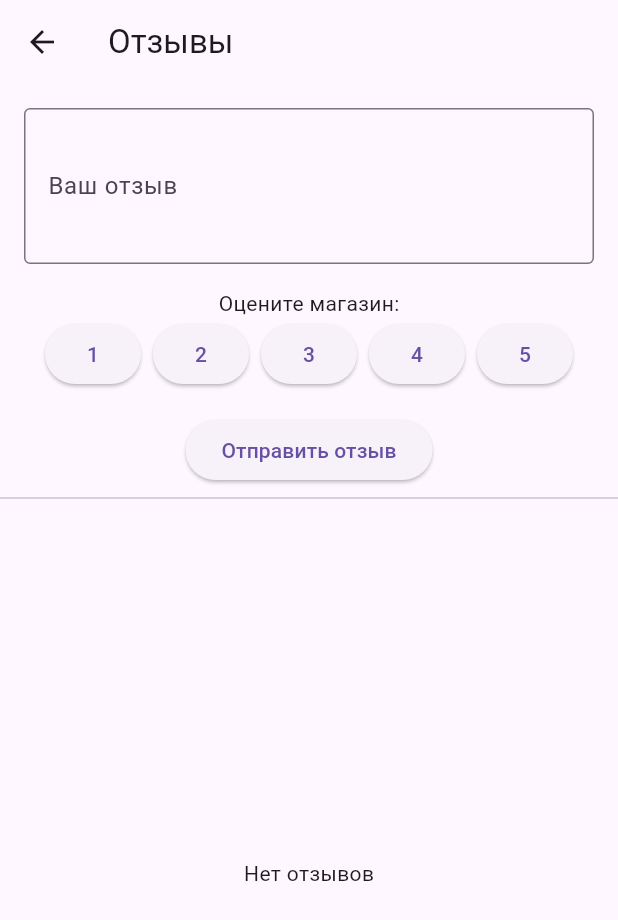
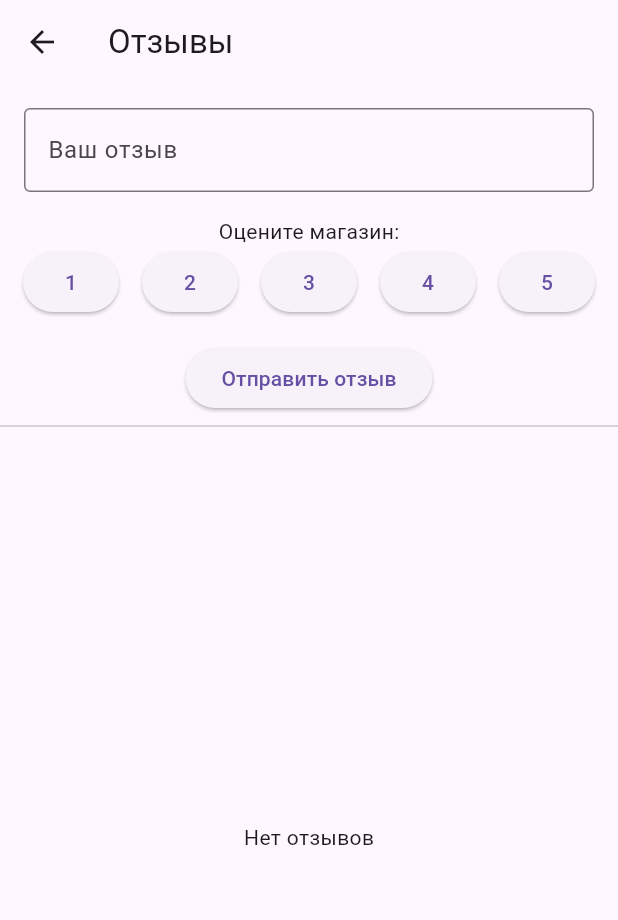
Before and after one commit to CentyGG/my_shop_flutter, a Flutter app: the ReviewScreen screen opened directly, on a phone screen of 412 x 824 dp. Shown: the top 920 px of the screen. Run offline on Flutter 3.47's test engine with Material 3 defaults, Android fonts, the phone set to English and light mode, and no system bars.

Commit message:
Реализация файла добавления отзывов

```diff
--- a/lib/features/reviews/screens/reviews_screen.dart
+++ b/lib/features/reviews/screens/reviews_screen.dart
@@ -41,18 +41,12 @@ class _ReviewScreenState extends State<ReviewScreen> {
         title: const Text('Отзывы'),
         leading: IconButton(
           icon: const Icon(Icons.arrow_back),
-          onPressed: () => Navigator.pop(context),
-        ),
-      ),
+          onPressed: () => Navigator.pop(context),),),
       body: Column(
         children: [
-          // Поле ввода отзыва
           Padding(
-            padding: const EdgeInsets.all(16.0),
-            child: TextField(
-              maxLines: 3,
-              decoration: const InputDecoration(
-                labelText: 'Ваш отзыв',
+            padding: const EdgeInsets.all(16.0), child: TextField(
+            decoration: const InputDecoration(labelText: 'Ваш отзыв',
                 border: OutlineInputBorder(),
               ),
               onChanged: (value) {
@@ -60,41 +54,78 @@ class _ReviewScreenState extends State<ReviewScreen> {
               },
             ),
           ),
-
           const Padding(
             padding: EdgeInsets.symmetric(horizontal: 16.0),
             child: Text('Оцените магазин:'),
           ),
-          Wrap(
-            spacing: 8,
-            runSpacing: 8,
-            children: List.generate(5, (i) {
-              final rating = i + 1;
-              return ElevatedButton(
+          //Здесь 5 кнопок для отзывов
+          Row(
+            mainAxisAlignment: MainAxisAlignment.spaceEvenly,
+            children: [
+              ElevatedButton(
                 style: ElevatedButton.styleFrom(
-                  backgroundColor: _selectedRating == rating ? Colors.blue : null,
+                  backgroundColor: _selectedRating == 1 ? Colors.blue : null,
                 ),
                 onPressed: () {
                   setState(() {
-                    _selectedRating = rating;
+                    _selectedRating = 1;
                   });
                 },
-                child: Text('$rating'),
-              );
-            }),
+                child: const Text('1'),
+              ),
+              ElevatedButton(
+                style: ElevatedButton.styleFrom(
+                  backgroundColor: _selectedRating == 2 ? Colors.blue : null,
+                ),
+                onPressed: () {
+                  setState(() {
+                    _selectedRating = 2;
+                  });
+                },
+                child: const Text('2'),
+              ),
+              ElevatedButton(
+                style: ElevatedButton.styleFrom(
+                  backgroundColor: _selectedRating == 3 ? Colors.blue : null,
+                ),
+                onPressed: () {
+                  setState(() {
+                    _selectedRating = 3;
+                  });
+                },
+                child: const Text('3'),
+              ),
+              ElevatedButton(
+                style: ElevatedButton.styleFrom(
+                  backgroundColor: _selectedRating == 4 ? Colors.blue : null,
+                ),
+                onPressed: () {
+                  setState(() {
+                    _selectedRating = 4;
+                  });
+                },
+                child: const Text('4'),
+              ),
+              ElevatedButton(
+                style: ElevatedButton.styleFrom(
+                  backgroundColor: _selectedRating == 5 ? Colors.blue : null,
+                ),
+                onPressed: () {
+                  setState(() {
+                    _selectedRating = 5;
+                  });
+                },
+                child: const Text('5'),
+              ),
+            ],
           ),
-
           const SizedBox(height: 16),
-
-          // Кнопка отправки
           ElevatedButton(
             onPressed: _submitReview,
             child: const Text('Отправить отзыв'),
           ),
-
           const Divider(),
-
-
+          //Здесь то, что показывается если нет отзывов
           Expanded(
             child: _reviews.isEmpty
                 ? const Center(child: Text('Нет отзывов'))
```
